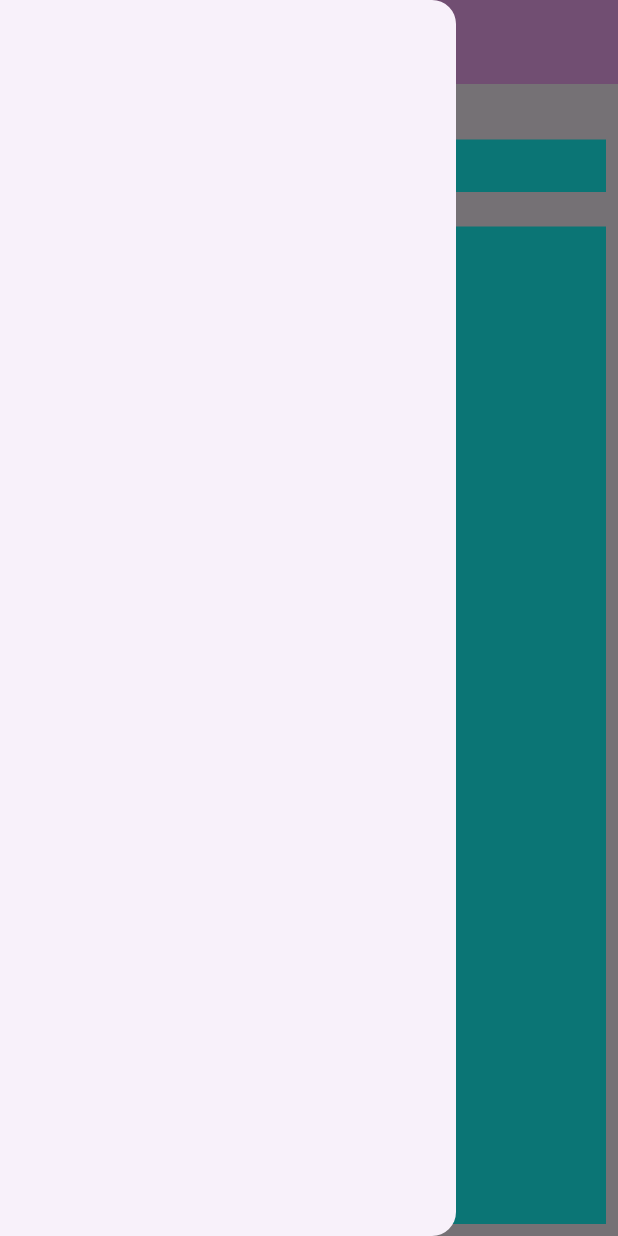
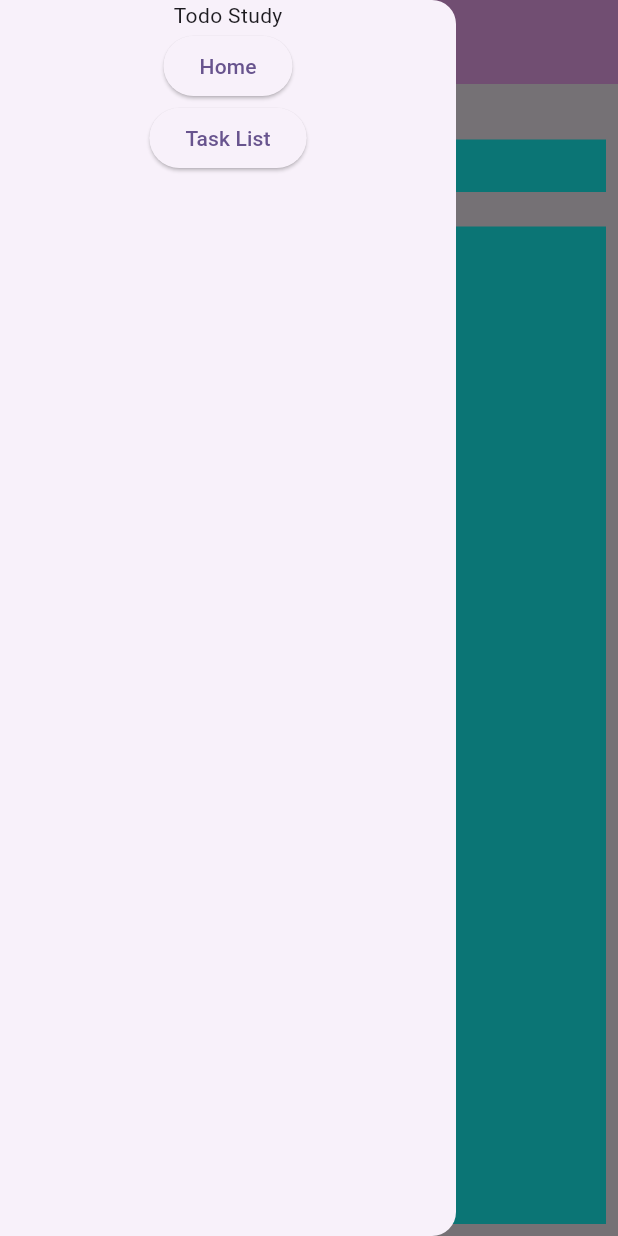
Before and after one commit to PedroH-Peres/todostudy, a Flutter app: the screen it shows after launch, with the side drawer open, on a phone screen of 412 x 824 dp. Run offline on Flutter 3.47's test engine with Material 3 defaults, Android fonts, the phone set to English and light mode, and no system bars.

Commit message:
some nav

```diff
--- /dev/null
+++ b/lib/components/myDrawer.dart
@@ -0,0 +1,33 @@
+import 'package:flutter/material.dart';
+import 'package:flutter/widgets.dart';
+import 'package:todostudy/pages/home_page.dart';
+import 'package:todostudy/pages/taskList_page.dart';
+
+class MyDrawer extends StatelessWidget {
+  const MyDrawer({super.key});
+
+  @override
+  Widget build(BuildContext context) {
+    return Drawer(
+      child: SafeArea(
+        child: Column(
+          children: [
+            const Text("Todo Study"),
+            ElevatedButton(
+              onPressed: () {
+                Navigator.of(context).pushReplacement(MaterialPageRoute(builder: (_)=>const Homepage()));
+              },
+              child: const Text("Home"),
+            ),
+            ElevatedButton(
+              onPressed: () {
+                Navigator.of(context).pushReplacement(MaterialPageRoute(builder: (_)=>const TaskListPage()));
+              },
+              child: const Text("Task List"),
+            ),
+          ],
+        ),
+      ),
+    );
+  }
+}
--- a/lib/pages/home_page.dart
+++ b/lib/pages/home_page.dart
@@ -1,4 +1,5 @@
 import 'package:flutter/material.dart';
+import 'package:todostudy/components/myDrawer.dart';
 
 class Homepage extends StatelessWidget {
   const Homepage({super.key});
@@ -24,7 +25,7 @@ class Homepage extends StatelessWidget {
       },
     ),
       ),
-      drawer: const Drawer(),
+      drawer: MyDrawer(),
 
       body: Padding(
         padding: const EdgeInsets.all(8),
@@ -33,7 +34,8 @@ class Homepage extends StatelessWidget {
             const Text("Today", style: TextStyle(fontSize: 20),),
             Container(color: Colors.cyanAccent, height: 35,),
             const Text("Activities", style: TextStyle(fontSize: 16),),
-            Expanded(child: Container(color: Colors.cyanAccent,))
+            Expanded(child: Container(color: Colors.cyanAccent,)),
+
           ],
         ),
       )
--- a/pubspec.yaml
+++ b/pubspec.yaml
@@ -35,6 +35,7 @@ dependencies:
   # The following adds the Cupertino Icons font to your application.
   # Use with the CupertinoIcons class for iOS style icons.
   cupertino_icons: ^1.0.6
+  mobx: ^2.3.3+2
 
 dev_dependencies:
   flutter_test:
```
Also changed, not shown: lib/pages/taskList_page.dart (added, +15 -0 lines), pubspec.lock.
